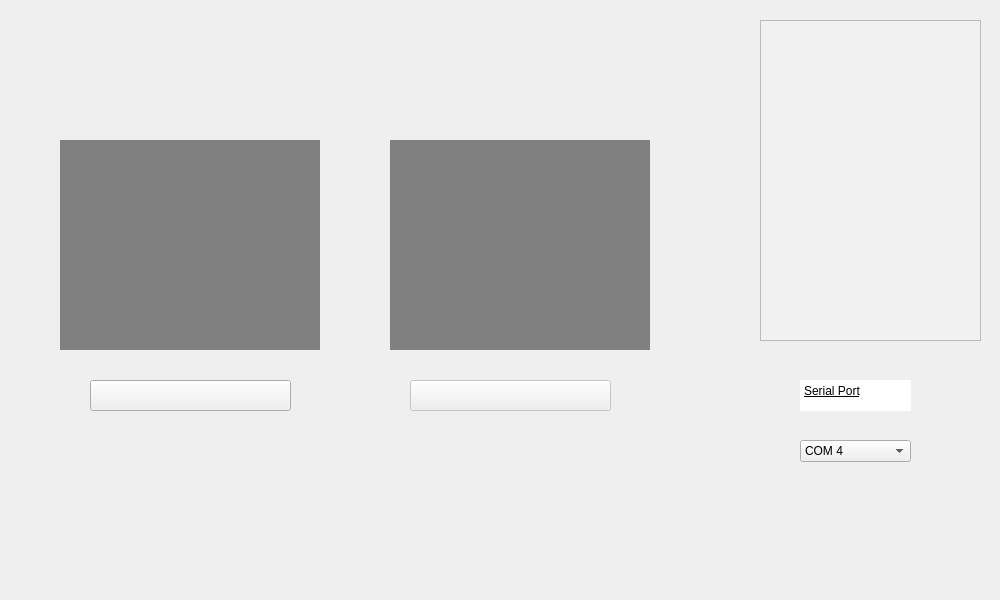
First picture: the form in form.ui, repository Saido07/XY-Robot-Arm, before the edit.
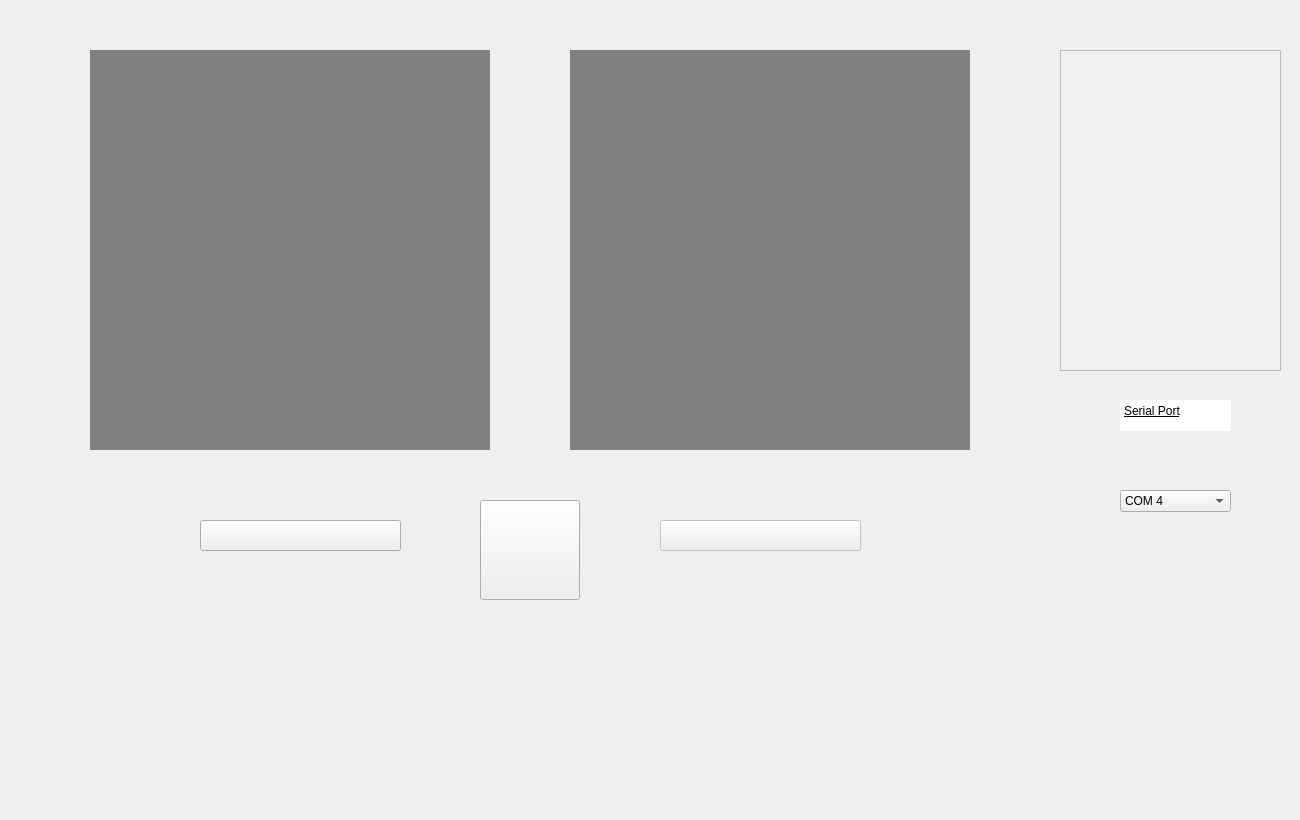
Second picture: the form after the edit. Icons and pictures are not drawn.

Diff of the .ui file:
```diff
--- a/form.ui
+++ b/form.ui
@@ -9,8 +9,8 @@
    <rect>
     <x>0</x>
     <y>0</y>
-    <width>1000</width>
-    <height>600</height>
+    <width>1300</width>
+    <height>820</height>
    </rect>
   </property>
   <property name="sizePolicy">
@@ -50,10 +50,10 @@
    <widget class="QLabel" name="oriImage">
     <property name="geometry">
      <rect>
-      <x>60</x>
-      <y>140</y>
-      <width>260</width>
-      <height>210</height>
+      <x>90</x>
+      <y>50</y>
+      <width>400</width>
+      <height>400</height>
      </rect>
     </property>
     <property name="mouseTracking">
@@ -70,10 +70,10 @@
    <widget class="QLabel" name="workedImage">
     <property name="geometry">
      <rect>
-      <x>390</x>
-      <y>140</y>
-      <width>260</width>
-      <height>210</height>
+      <x>570</x>
+      <y>50</y>
+      <width>400</width>
+      <height>400</height>
      </rect>
     </property>
     <property name="styleSheet">
@@ -90,8 +90,8 @@
     </property>
     <property name="geometry">
      <rect>
-      <x>90</x>
-      <y>380</y>
+      <x>200</x>
+      <y>520</y>
       <width>201</width>
       <height>31</height>
      </rect>
@@ -116,8 +116,8 @@
     </property>
     <property name="geometry">
      <rect>
-      <x>410</x>
-      <y>380</y>
+      <x>660</x>
+      <y>520</y>
       <width>201</width>
       <height>31</height>
      </rect>
@@ -136,8 +136,8 @@
    <widget class="QListWidget" name="infoScreen">
     <property name="geometry">
      <rect>
-      <x>760</x>
-      <y>20</y>
+      <x>1060</x>
+      <y>50</y>
       <width>221</width>
       <height>321</height>
      </rect>
@@ -150,8 +150,8 @@
    <widget class="QPlainTextEdit" name="plainTextEdit">
     <property name="geometry">
      <rect>
-      <x>800</x>
-      <y>380</y>
+      <x>1120</x>
+      <y>400</y>
       <width>111</width>
       <height>31</height>
      </rect>
@@ -172,8 +172,8 @@
    <widget class="QComboBox" name="comboBox">
     <property name="geometry">
      <rect>
-      <x>800</x>
-      <y>440</y>
+      <x>1120</x>
+      <y>490</y>
       <width>111</width>
       <height>22</height>
      </rect>
@@ -199,6 +199,34 @@
      </property>
     </item>
    </widget>
+   <widget class="QPushButton" name="takePhoto">
+    <property name="geometry">
+     <rect>
+      <x>480</x>
+      <y>500</y>
+      <width>100</width>
+      <height>100</height>
+     </rect>
+    </property>
+    <property name="sizePolicy">
+     <sizepolicy hsizetype="Fixed" vsizetype="Fixed">
+      <horstretch>0</horstretch>
+      <verstretch>0</verstretch>
+     </sizepolicy>
+    </property>
+    <property name="minimumSize">
+     <size>
+      <width>100</width>
+      <height>100</height>
+     </size>
+    </property>
+    <property name="styleSheet">
+     <string notr="true"/>
+    </property>
+    <property name="text">
+     <string/>
+    </property>
+   </widget>
   </widget>
   <widget class="QMenuBar" name="menubar">
    <property name="geometry">
```
Left out of the diff: 2 changed lines with no effect on the pictures.
